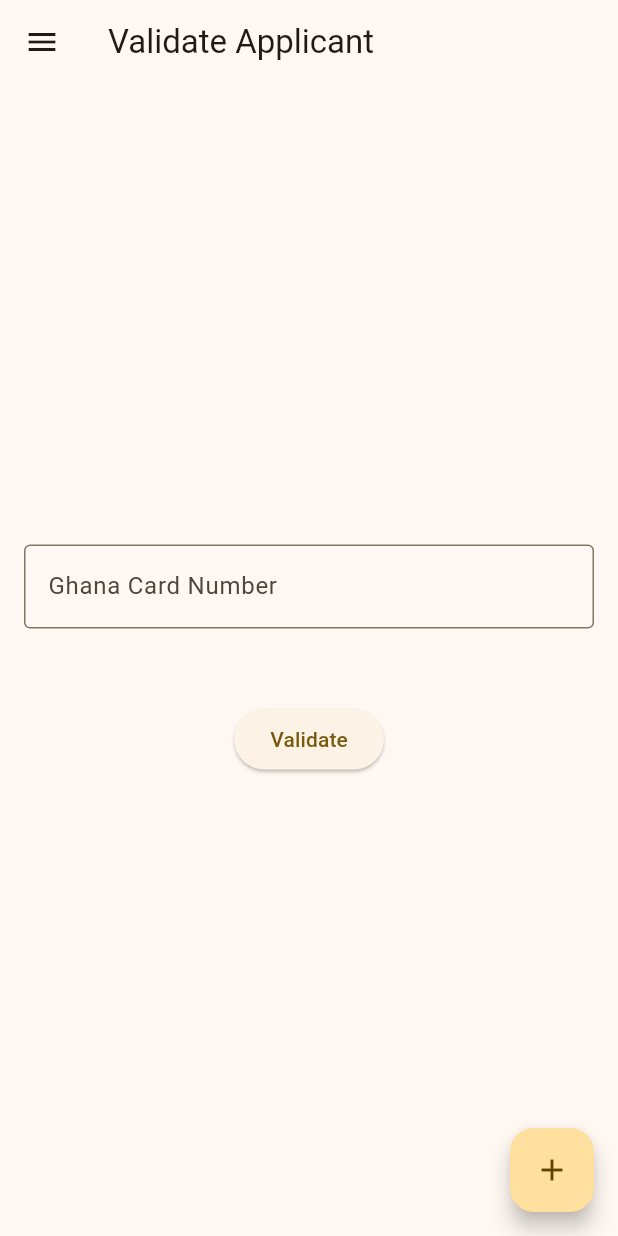
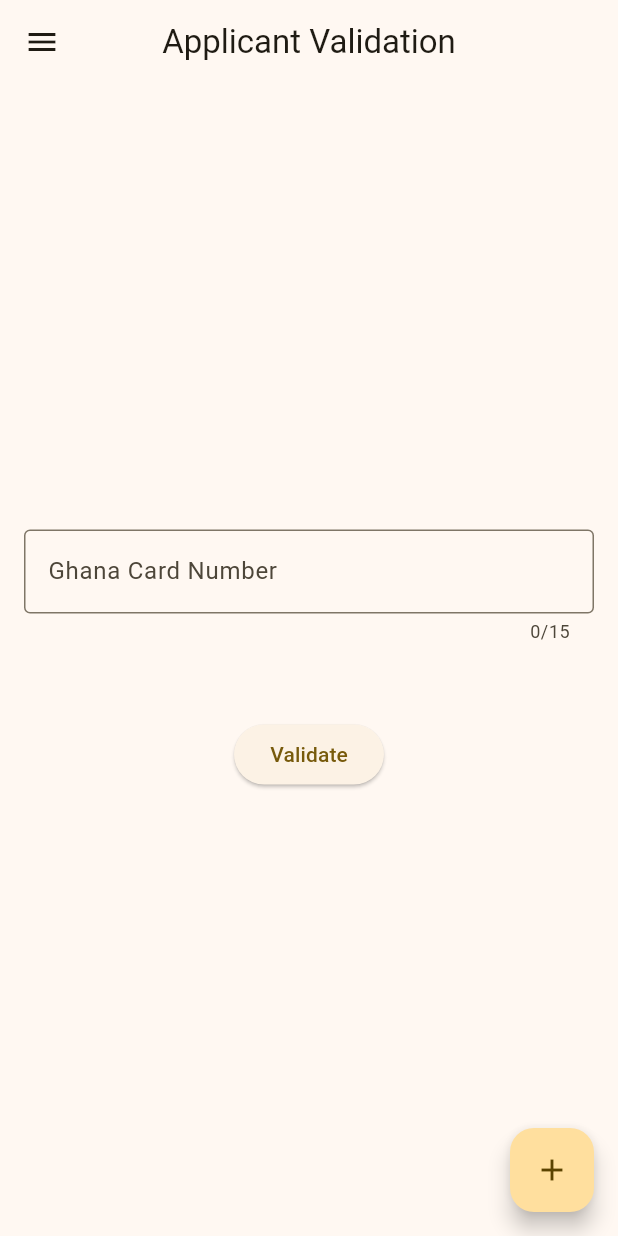
Before and after one commit to FrancisSimple/microcheck, a Flutter app: the GhanaCardValidationPage screen opened directly, in the side drawer, after a tap on the "add" icon, on a phone screen of 412 x 824 dp. Run offline on Flutter 3.47's test engine with Material 3 defaults, Android fonts, the phone set to English and light mode, and no system bars; our stand-ins replace firebase_core; accounts and stored records are empty.

Commit message:
small change to the homepage

```diff
--- a/microchek_app/lib/home.dart
+++ b/microchek_app/lib/home.dart
@@ -2,9 +2,12 @@
 // ignore_for_file: prefer_const_constructors, sort_child_properties_last// ignore_for_file: prefer_const_constructors, sort_child_properties_last
 
 import 'package:flutter/material.dart';
+import 'package:flutter/services.dart';
 import 'package:microchek_app/utils/drawer.dart';
 
 class GhanaCardValidationPage extends StatefulWidget {
+  const GhanaCardValidationPage({super.key});
+
   @override
   _GhanaCardValidationPageState createState() =>
       _GhanaCardValidationPageState();
@@ -37,7 +40,8 @@ class _GhanaCardValidationPageState extends State<GhanaCardValidationPage> {
   Widget build(BuildContext context) {
     return Scaffold(
       appBar: AppBar(
-        title: Text('Validate Applicant'),
+        title: Text('Applicant Validation'),
+        centerTitle: true,
       ),
       drawer: SampleDrawer(),
       body: Padding(
@@ -45,6 +49,7 @@ class _GhanaCardValidationPageState extends State<GhanaCardValidationPage> {
         child: Center(
           child: Form(
             key: _formKey,
+            autovalidateMode: AutovalidateMode.onUnfocus,
             child: Column(
               mainAxisAlignment: MainAxisAlignment.center,
               crossAxisAlignment: CrossAxisAlignment.center,
@@ -52,9 +57,14 @@ class _GhanaCardValidationPageState extends State<GhanaCardValidationPage> {
                 TextFormField(
                   controller: _ghanaCardController,
                   keyboardType: TextInputType.text,
+                  maxLength: 15,
+                  inputFormatters: [
+                    GhanaCardNumberFormatter(),
+                    // FilteringTextInputFormatter.digitsOnly,
+                  ],
                   decoration: InputDecoration(
                     labelText: 'Ghana Card Number',
-                    hintText: 'Enter Ghana Card Number',
+                    hintText: 'GHA-00000000-0',
                     border: OutlineInputBorder(),
                   ),
                   validator: (value) {
@@ -88,8 +98,8 @@ class _GhanaCardValidationPageState extends State<GhanaCardValidationPage> {
         onPressed: () {
           // Implement the functionality to add a user to the system here
         },
+        tooltip: 'Add User',
         child: Icon(Icons.add),
-        tooltip: 'Add User',
       ),
     );
   }
@@ -97,8 +107,52 @@ class _GhanaCardValidationPageState extends State<GhanaCardValidationPage> {
   bool _isValidGhanaCardNumber(String number) {
     // Implement your validation logic here.
     // This is a basic example, adjust it to match the Ghana Card number format.
-    String pattern = r'^[A-Z]{3}-\d{3}-\d{3}-\d{4}[A-Z]{1}$';
+    String pattern = r'GHA-\d{8}-\d{1}$';
     RegExp regExp = RegExp(pattern);
     return regExp.hasMatch(number);
   }
 }
+
+// Formats the input with hyphens
+class GhanaCardNumberFormatter extends TextInputFormatter {
+  @override
+  TextEditingValue formatEditUpdate(
+    TextEditingValue oldValue, // Unused.
+    TextEditingValue newValue, // New text
+  ) {
+    final newTextLength = newValue.text.length;
+    int selectionIndex = newValue.selection.end;
+    int usedSubstringIndex = 0;
+    final formattedString = StringBuffer();
+
+    // Add the prefix "GHA-" to the formatted string
+    formattedString.write('GHA-');
+
+    // Remove the prefix "GHA-" from the new value
+    String newNumberValue = '';
+    if (newTextLength >= 4) {
+      newNumberValue = newValue.text.substring(4);
+    }
+
+    // Remove all non-digit characters from the new value
+    newNumberValue = newNumberValue.replaceAll(RegExp(r'[^0-9]'), '');
+
+    // Add the formatted number to the formatted string
+    if (newNumberValue.length < 8) {
+      formattedString.write(newNumberValue);
+    } else {
+      formattedString.write(newNumberValue.substring(0, 8) + '-');
+      if (newNumberValue.length > 8) {
+        formattedString.write(newNumberValue.substring(8));
+      }
+    }
+
+    // Used for setting cursor position
+    selectionIndex = formattedString.length;
+
+    return TextEditingValue(
+      text: formattedString.toString(),
+      selection: TextSelection.collapsed(offset: selectionIndex),
+    );
+  }
+}
--- a/microchek_app/lib/login.dart
+++ b/microchek_app/lib/login.dart
@@ -161,12 +161,12 @@ class _LoginPageState extends State<LoginPage> {
                                 ),
                               ),
                               child: Container(
-                                child: Text(
-                                  "Login",
-                                ),
                                 margin: EdgeInsets.symmetric(
                                   vertical: 5,
                                   horizontal: 25,
+                                ),
+                                child: Text(
+                                  "Login",
                                 ),
                               ),
                             ),
--- a/microchek_app/lib/utils/drawer.dart
+++ b/microchek_app/lib/utils/drawer.dart
@@ -14,7 +14,7 @@ class SampleDrawer extends StatelessWidget {
       child: Column(
         children: [
           // Drawer Header with User Info
-          Container(
+          SizedBox(
             width: MediaQuery.sizeOf(context).width,
             // height: 250,
             child: DrawerHeader(
@@ -51,25 +51,25 @@ class SampleDrawer extends StatelessWidget {
               children: <Widget>[
                 ListTile(
                   leading: Icon(Icons.home),
-                  title: Text('Home'),
+                  title: Text('Applicant Validation'),
                   onTap: () {
                     Navigator.pop(context);
                   },
                 ),
                 ListTile(
                   leading: Icon(Icons.person),
-                  title: Text('Profile'),
+                  title: Text('My Microfinance'),
                   onTap: () {
                     Navigator.pop(context);
                   },
                 ),
-                ListTile(
-                  leading: Icon(Icons.settings),
-                  title: Text('Settings'),
-                  onTap: () {
-                    Navigator.pop(context);
-                  },
-                ),
+                // ListTile(
+                //   leading: Icon(Icons.settings),
+                //   title: Text('Settings'),
+                //   onTap: () {
+                //     Navigator.pop(context);
+                //   },
+                // ),
               ],
             ),
           ),
```
